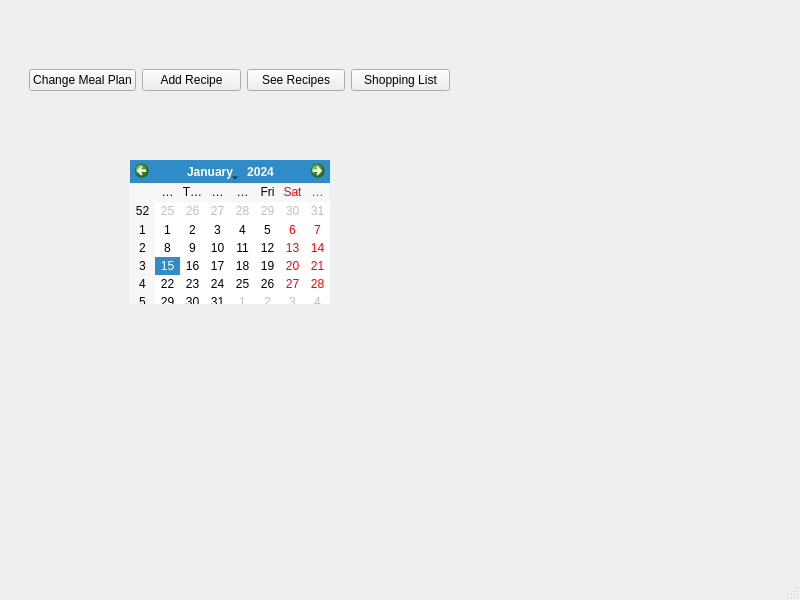
AShaked84/MealPlanner, file MealPlanUI.ui: the form before one commit.
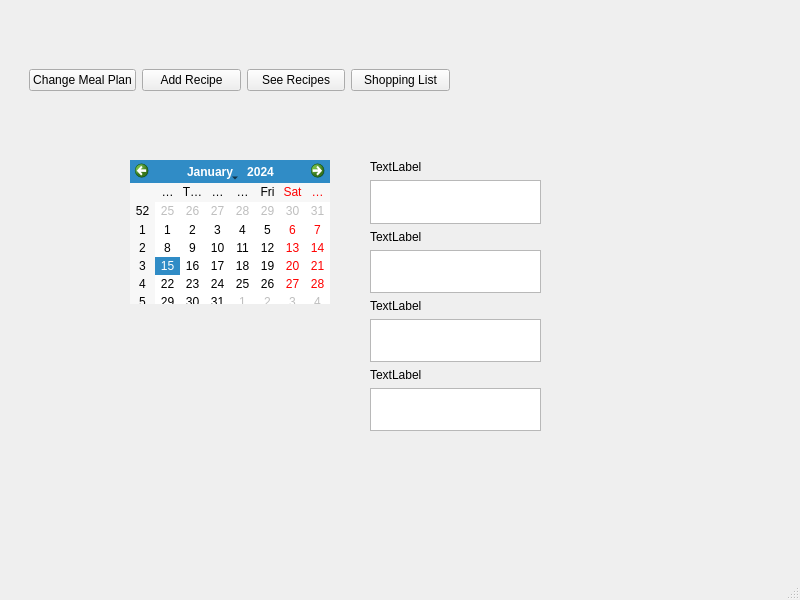
The form after the commit.

Commit message: Added the day's menu to the main window next to the calendar. the day_clicked function was renamed to fill_meal. The new day_clicked function fills the menus in with that day's chosen recipes, divided by which meal they were scheduled for.

The edit to the form file:
```diff
--- a/MealPlanUI.ui
+++ b/MealPlanUI.ui
@@ -64,6 +64,74 @@
      </rect>
     </property>
    </widget>
+   <widget class="QWidget" name="">
+    <property name="geometry">
+     <rect>
+      <x>370</x>
+      <y>160</y>
+      <width>171</width>
+      <height>271</height>
+     </rect>
+    </property>
+    <layout class="QVBoxLayout" name="verticalLayout_7">
+     <item>
+      <layout class="QVBoxLayout" name="verticalLayout">
+       <item>
+        <widget class="QLabel" name="label">
+         <property name="text">
+          <string>TextLabel</string>
+         </property>
+        </widget>
+       </item>
+       <item>
+        <widget class="QListWidget" name="listWidget"/>
+       </item>
+      </layout>
+     </item>
+     <item>
+      <layout class="QVBoxLayout" name="verticalLayout_8">
+       <item>
+        <widget class="QLabel" name="label_7">
+         <property name="text">
+          <string>TextLabel</string>
+         </property>
+        </widget>
+       </item>
+       <item>
+        <widget class="QListWidget" name="listWidget_4"/>
+       </item>
+      </layout>
+     </item>
+     <item>
+      <layout class="QVBoxLayout" name="verticalLayout_5">
+       <item>
+        <widget class="QLabel" name="label_5">
+         <property name="text">
+          <string>TextLabel</string>
+         </property>
+        </widget>
+       </item>
+       <item>
+        <widget class="QListWidget" name="listWidget_2"/>
+       </item>
+      </layout>
+     </item>
+     <item>
+      <layout class="QVBoxLayout" name="verticalLayout_6">
+       <item>
+        <widget class="QLabel" name="label_6">
+         <property name="text">
+          <string>TextLabel</string>
+         </property>
+        </widget>
+       </item>
+       <item>
+        <widget class="QListWidget" name="listWidget_3"/>
+       </item>
+      </layout>
+     </item>
+    </layout>
+   </widget>
   </widget>
   <widget class="QMenuBar" name="menubar">
    <property name="geometry">
```
The commit also changes 9 other files.
